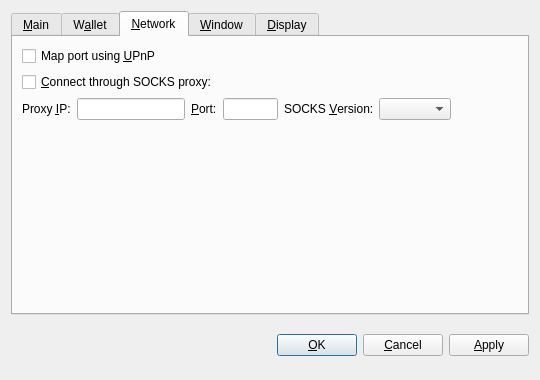
The window that src/qt/forms/optionsdialog.ui (minblock/picscoin) describes before a commit, drawn with Qt 5.
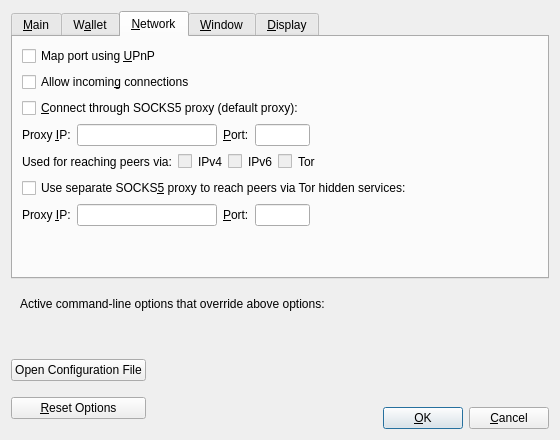
The same window after the commit. The open tabs and pages were chosen to show the change. Custom widgets are drawn as their Qt base class.

Patch:
```diff
--- a/src/qt/forms/optionsdialog.ui
+++ b/src/qt/forms/optionsdialog.ui
@@ -6,8 +6,8 @@
    <rect>
     <x>0</x>
     <y>0</y>
-    <width>540</width>
-    <height>380</height>
+    <width>560</width>
+    <height>440</height>
    </rect>
   </property>
   <property name="windowTitle">
@@ -19,9 +19,6 @@
   <layout class="QVBoxLayout" name="verticalLayout">
    <item>
     <widget class="QTabWidget" name="tabWidget">
-     <property name="tabPosition">
-      <enum>QTabWidget::North</enum>
-     </property>
      <property name="currentIndex">
       <number>0</number>
      </property>
@@ -33,28 +30,41 @@
        <item>
         <widget class="QCheckBox" name="bitcoinAtStartup">
          <property name="toolTip">
-          <string>Automatically start Picscoin after logging in to the system.</string>
+          <string>Automatically start %1 after logging in to the system.</string>
          </property>
          <property name="text">
-          <string>&amp;Start Picscoin on system login</string>
+          <string>&amp;Start %1 on system login</string>
          </property>
         </widget>
        </item>
-       <item>
-        <spacer name="verticalSpacer_Main">
-         <property name="orientation">
-          <enum>Qt::Vertical</enum>
-         </property>
-         <property name="sizeHint" stdset="0">
-          <size>
-           <width>20</width>
-           <height>40</height>
-          </size>
-         </property>
-        </spacer>
-       </item>
        <item>
         <layout class="QHBoxLayout" name="horizontalLayout_2_Main">
+         <item>
+          <widget class="QLabel" name="databaseCacheLabel">
+           <property name="text">
+            <string>Size of &amp;database cache</string>
+           </property>
+           <property name="textFormat">
+            <enum>Qt::PlainText</enum>
+           </property>
+           <property name="buddy">
+            <cstring>databaseCache</cstring>
+           </property>
+          </widget>
+         </item>
+         <item>
+          <widget class="QSpinBox" name="databaseCache"/>
+         </item>
+         <item>
+          <widget class="QLabel" name="databaseCacheUnitLabel">
+           <property name="text">
+            <string>MB</string>
+           </property>
+           <property name="textFormat">
+            <enum>Qt::PlainText</enum>
+           </property>
+          </widget>
+         </item>
          <item>
           <spacer name="horizontalSpacer_2_Main">
            <property name="orientation">
@@ -68,93 +78,96 @@
            </property>
           </spacer>
          </item>
+        </layout>
+       </item>
+       <item>
+        <layout class="QHBoxLayout" name="horizontalLayout_3_Main">
          <item>
-          <widget class="QPushButton" name="resetButton">
-           <property name="toolTip">
-            <string>Reset all client options to default.</string>
-           </property>
+          <widget class="QLabel" name="threadsScriptVerifLabel">
            <property name="text">
-            <string>&amp;Reset Options</string>
+            <string>Number of script &amp;verification threads</string>
            </property>
-           <property name="autoDefault">
-            <bool>false</bool>
+           <property name="textFormat">
+            <enum>Qt::PlainText</enum>
            </property>
+           <property name="buddy">
+            <cstring>threadsScriptVerif</cstring>
+           </property>
           </widget>
          </item>
+         <item>
+          <widget class="QSpinBox" name="threadsScriptVerif">
+           <property name="toolTip">
+            <string>(0 = auto, &lt;0 = leave that many cores free)</string>
+           </property>
+          </widget>
+         </item>
+         <item>
+          <spacer name="horizontalSpacer_3_Main">
+           <property name="orientation">
+            <enum>Qt::Horizontal</enum>
+           </property>
+           <property name="sizeHint" stdset="0">
+            <size>
+             <width>40</width>
+             <height>20</height>
+            </size>
+           </property>
+          </spacer>
+         </item>
         </layout>
        </item>
+       <item>
+        <spacer name="verticalSpacer_Main">
+         <property name="orientation">
+          <enum>Qt::Vertical</enum>
+         </property>
+         <property name="sizeHint" stdset="0">
+          <size>
+           <width>20</width>
+           <height>40</height>
+          </size>
+         </property>
+        </spacer>
+       </item>
       </layout>
      </widget>
      <widget class="QWidget" name="tabWallet">
       <attribute name="title">
        <string>W&amp;allet</string>
       </attribute>
-      <layout class="QVBoxLayout" name="verticalLayout_Network">
+      <layout class="QVBoxLayout" name="verticalLayout_Wallet">
        <item>
-        <widget class="QLabel" name="transactionFeeInfoLabel">
-         <property name="text">
-          <string>Optional transaction fee per kB that helps make sure your transactions are processed quickly. Most transactions are 1 kB.</string>
+        <widget class="QGroupBox" name="groupBox">
+         <property name="title">
+          <string>Expert</string>
          </property>
-         <property name="textFormat">
-          <enum>Qt::PlainText</enum>
-         </property>
-         <property name="wordWrap">
-          <bool>true</bool>
-         </property>
+         <layout class="QVBoxLayout" name="verticalLayout_2">
+          <item>
+           <widget class="QCheckBox" name="coinControlFeatures">
+            <property name="toolTip">
+             <string>Whether to show coin control features or not.</string>
+            </property>
+            <property name="text">
+             <string>Enable coin &amp;control features</string>
+            </property>
+           </widget>
+          </item>
+          <item>
+           <widget class="QCheckBox" name="spendZeroConfChange">
+            <property name="toolTip">
+             <string>If you disable the spending of unconfirmed change, the change from a transaction cannot be used until that transaction has at least one confirmation. This also affects how your balance is computed.</string>
+            </property>
+            <property name="text">
+             <string>&amp;Spend unconfirmed change</string>
+            </property>
+           </widget>
+          </item>
+         </layout>
         </widget>
        </item>
        <item>
-        <layout class="QHBoxLayout" name="horizontalLayout_1_Main">
-         <item>
-          <widget class="QLabel" name="transactionFeeLabel">
-           <property name="text">
-            <string>Pay transaction &amp;fee</string>
-           </property>
-           <property name="textFormat">
-            <enum>Qt::PlainText</enum>
-           </property>
-           <property name="buddy">
-            <cstring>transactionFee</cstring>
-           </property>
-          </widget>
-         </item>
-         <item>
-          <widget class="BitcoinAmountField" name="transactionFee"/>
-         </item>
-         <item>
-          <spacer name="horizontalSpacer_1_Main">
-           <property name="orientation">
-            <enum>Qt::Horizontal</enum>
-           </property>
-           <property name="sizeHint" stdset="0">
-            <size>
-             <width>40</width>
-             <height>20</height>
-            </size>
-           </property>
-          </spacer>
-         </item>
-        </layout>
-       </item>
-       <item>
-        <widget class="QLabel" name="label">
-         <property name="text">
-          <string>If you disable the spending of unconfirmed change, the change from a transaction cannot be used until that transaction has at least one confirmation. This also affects how your balance is computed.</string>
-         </property>
-         <property name="wordWrap">
-          <bool>true</bool>
-         </property>
-        </widget>
-       </item>
-       <item>
-        <widget class="QCheckBox" name="spendZeroConfChange">
-         <property name="text">
-          <string>Spend unconfirmed change  (experts only)</string>
-         </property>
-        </widget>
-       </item>
-       <item>
-        <spacer name="verticalSpacer">
+        <spacer name="verticalSpacer_Wallet">
          <property name="orientation">
           <enum>Qt::Vertical</enum>
          </property>
@@ -183,18 +196,28 @@
          </property>
         </widget>
        </item>
+       <item>
+        <widget class="QCheckBox" name="allowIncoming">
+         <property name="toolTip">
+          <string>Accept connections from outside.</string>
+         </property>
+         <property name="text">
+          <string>Allow incomin&amp;g connections</string>
+         </property>
+        </widget>
+       </item>
        <item>
         <widget class="QCheckBox" name="connectSocks">
          <property name="toolTip">
-          <string>Connect to the Picscoin network through a SOCKS proxy (e.g. when connecting through Tor).</string>
+          <string>Connect to the Picscoin network through a SOCKS5 proxy.</string>
          </property>
          <property name="text">
-          <string>&amp;Connect through SOCKS proxy:</string>
+          <string>&amp;Connect through SOCKS5 proxy (default proxy):</string>
          </property>
         </widget>
        </item>
        <item>
-        <layout class="QHBoxLayout" name="horizontalLayout_Network">
+        <layout class="QHBoxLayout" name="horizontalLayout_1_Network">
          <item>
           <widget class="QLabel" name="proxyIpLabel">
            <property name="text">
@@ -210,6 +233,12 @@
          </item>
          <item>
           <widget class="QValidatedLineEdit" name="proxyIp">
+           <property name="minimumSize">
+            <size>
+             <width>140</width>
+             <height>0</height>
+            </size>
+           </property>
            <property name="maximumSize">
             <size>
              <width>140</width>
@@ -217,7 +246,7 @@
             </size>
            </property>
            <property name="toolTip">
-            <string>IP address of the proxy (e.g. 127.0.0.1)</string>
+            <string>IP address of the proxy (e.g. IPv4: 127.0.0.1 / IPv6: ::1)</string>
            </property>
           </widget>
          </item>
@@ -236,6 +265,12 @@
          </item>
          <item>
           <widget class="QLineEdit" name="proxyPort">
+           <property name="minimumSize">
+            <size>
+             <width>55</width>
+             <height>0</height>
+            </size>
+           </property>
            <property name="maximumSize">
             <size>
              <width>55</width>
@@ -248,27 +283,194 @@
           </widget>
          </item>
          <item>
-          <widget class="QLabel" name="socksVersionLabel">
+          <spacer name="horizontalSpacer_1_Network">
+           <property name="orientation">
+            <enum>Qt::Horizontal</enum>
+           </property>
+           <property name="sizeHint" stdset="0">
+            <size>
+             <width>40</width>
+             <height>20</height>
+            </size>
+           </property>
+          </spacer>
+         </item>
+        </layout>
+       </item>
+       <item>
+        <layout class="QHBoxLayout" name="horizontalLayout_2_Network">
+         <item>
+          <widget class="QLabel" name="proxyActiveNets">
            <property name="text">
-            <string>SOCKS &amp;Version:</string>
+            <string>Used for reaching peers via:</string>
            </property>
            <property name="textFormat">
             <enum>Qt::PlainText</enum>
            </property>
+          </widget>
+         </item>
+         <item>
+          <widget class="QCheckBox" name="proxyReachIPv4">
+           <property name="enabled">
+            <bool>false</bool>
+           </property>
+           <property name="toolTip">
+            <string>Shows if the supplied default SOCKS5 proxy is used to reach peers via this network type.</string>
+           </property>
+           <property name="text">
+            <string/>
+           </property>
+          </widget>
+         </item>
+         <item>
+          <widget class="QLabel" name="proxyReachIPv4Label">
+           <property name="text">
+            <string>IPv4</string>
+           </property>
+           <property name="textFormat">
+            <enum>Qt::PlainText</enum>
+           </property>
+          </widget>
+         </item>
+         <item>
+          <widget class="QCheckBox" name="proxyReachIPv6">
+           <property name="enabled">
+            <bool>false</bool>
+           </property>
+           <property name="toolTip">
+            <string>Shows if the supplied default SOCKS5 proxy is used to reach peers via this network type.</string>
+           </property>
+           <property name="text">
+            <string/>
+           </property>
+          </widget>
+         </item>
+         <item>
+          <widget class="QLabel" name="proxyReachIPv6Label">
+           <property name="text">
+            <string>IPv6</string>
+           </property>
+           <property name="textFormat">
+            <enum>Qt::PlainText</enum>
+           </property>
+          </widget>
+         </item>
+         <item>
+          <widget class="QCheckBox" name="proxyReachTor">
+           <property name="enabled">
+            <bool>false</bool>
+           </property>
+           <property name="toolTip">
+            <string>Shows if the supplied default SOCKS5 proxy is used to reach peers via this network type.</string>
+           </property>
+           <property name="text">
+            <string/>
+           </property>
+          </widget>
+         </item>
+         <item>
+          <widget class="QLabel" name="proxyReachTorLabel">
+           <property name="text">
+            <string>Tor</string>
+           </property>
+           <property name="textFormat">
+            <enum>Qt::PlainText</enum>
+           </property>
+          </widget>
+         </item>
+         <item>
+          <spacer name="horizontalSpacer_2_Network">
+           <property name="orientation">
+            <enum>Qt::Horizontal</enum>
+           </property>
+           <property name="sizeHint" stdset="0">
+            <size>
+             <width>40</width>
+             <height>20</height>
+            </size>
+           </property>
+          </spacer>
+         </item>
+        </layout>
+       </item>
+       <item>
+        <widget class="QCheckBox" name="connectSocksTor">
+         <property name="toolTip">
+          <string>Connect to the Picscoin network through a separate SOCKS5 proxy for Tor hidden services.</string>
+         </property>
+         <property name="text">
+          <string>Use separate SOCKS&amp;5 proxy to reach peers via Tor hidden services:</string>
+         </property>
+        </widget>
+       </item>
+       <item>
+        <layout class="QHBoxLayout" name="horizontalLayout_3_Network">
+         <item>
+          <widget class="QLabel" name="proxyIpTorLabel">
+           <property name="text">
+            <string>Proxy &amp;IP:</string>
+           </property>
+           <property name="textFormat">
+            <enum>Qt::PlainText</enum>
+           </property>
            <property name="buddy">
-            <cstring>socksVersion</cstring>
+            <cstring>proxyIpTor</cstring>
            </property>
           </widget>
          </item>
          <item>
-          <widget class="QValueComboBox" name="socksVersion">
+          <widget class="QValidatedLineEdit" name="proxyIpTor">
+           <property name="minimumSize">
+            <size>
+             <width>140</width>
+             <height>0</height>
+            </size>
+           </property>
+           <property name="maximumSize">
+            <size>
+             <width>140</width>
+             <height>16777215</height>
+            </size>
+           </property>
            <property name="toolTip">
-            <string>SOCKS version of the proxy (e.g. 5)</string>
+            <string>IP address of the proxy (e.g. IPv4: 127.0.0.1 / IPv6: ::1)</string>
            </property>
           </widget>
          </item>
          <item>
-          <spacer name="horizontalSpacer_Network">
+          <widget class="QLabel" name="proxyPortTorLabel">
+           <property name="text">
+            <string>&amp;Port:</string>
+           </property>
+           <property name="textFormat">
+            <enum>Qt::PlainText</enum>
+           </property>
+           <property name="buddy">
+            <cstring>proxyPortTor</cstring>
+           </property>
+          </widget>
+         </item>
+         <item>
+          <widget class="QLineEdit" name="proxyPortTor">
+           <property name="minimumSize">
+            <size>
+             <width>55</width>
+             <height>0</height>
+            </size>
+           </property>
+           <property name="maximumSize">
+            <size>
+             <width>55</width>
+             <height>16777215</height>
+            </size>
+           </property>
+           <property name="toolTip">
+            <string>Port of the proxy (e.g. 9050)</string>
+           </property>
+          </widget>
+         </item>
+         <item>
+          <spacer name="horizontalSpacer_4_Network">
            <property name="orientation">
             <enum>Qt::Horizontal</enum>
            </property>
@@ -302,6 +504,16 @@
        <string>&amp;Window</string>
       </attribute>
       <layout class="QVBoxLayout" name="verticalLayout_Window">
+       <item>
+        <widget class="QCheckBox" name="hideTrayIcon">
+         <property name="toolTip">
+          <string>Hide the icon from the system tray.</string>
+         </property>
+         <property name="text">
+          <string>&amp;Hide tray icon</string>
+         </property>
+        </widget>
+       </item>
        <item>
         <widget class="QCheckBox" name="minimizeToTray">
          <property name="toolTip">
@@ -315,7 +527,7 @@
        <item>
         <widget class="QCheckBox" name="minimizeOnClose">
          <property name="toolTip">
-          <string>Minimize instead of exit the application when the window is closed. When this option is enabled, the application will be closed only after selecting Quit in the menu.</string>
+          <string>Minimize instead of exit the application when the window is closed. When this option is enabled, the application will be closed only after selecting Exit in the menu.</string>
          </property>
          <property name="text">
           <string>M&amp;inimize on close</string>
@@ -360,7 +572,7 @@
          <item>
           <widget class="QValueComboBox" name="lang">
            <property name="toolTip">
-            <string>The user interface language can be set here. This setting will take effect after restarting Picscoin.</string>
+            <string>The user interface language can be set here. This setting will take effect after restarting %1.</string>
            </property>
           </widget>
          </item>
@@ -391,24 +603,28 @@
         </layout>
        </item>
        <item>
-        <widget class="QCheckBox" name="displayAddresses">
-         <property name="toolTip">
-          <string>Whether to show Picscoin addresses in the transaction list or not.</string>
-         </property>
-         <property name="text">
-          <string>&amp;Display addresses in transaction list</string>
-         </property>
-        </widget>
-       </item>
-       <item>
-        <widget class="QCheckBox" name="coinControlFeatures">
-         <property name="toolTip">
-          <string>Whether to show coin control features or not.</string>
-         </property>
-         <property name="text">
-          <string>Display coin &amp;control features (experts only!)</string>
-         </property>
-        </widget>
+        <layout class="QHBoxLayout" name="horizontalLayout_3_Display">
+         <item>
+          <widget class="QLabel" name="thirdPartyTxUrlsLabel">
+           <property name="toolTip">
+            <string>Third party URLs (e.g. a block explorer) that appear in the transactions tab as context menu items. %s in the URL is replaced by transaction hash. Multiple URLs are separated by vertical bar |.</string>
+           </property>
+           <property name="text">
+            <string>&amp;Third party transaction URLs</string>
+           </property>
+           <property name="buddy">
+            <cstring>thirdPartyTxUrls</cstring>
+           </property>
+          </widget>
+         </item>
+         <item>
+          <widget class="QLineEdit" name="thirdPartyTxUrls">
+           <property name="toolTip">
+            <string>Third party URLs (e.g. a block explorer) that appear in the transactions tab as context menu items. %s in the URL is replaced by transaction hash. Multiple URLs are separated by vertical bar |.</string>
+           </property>
+          </widget>
+         </item>
+        </layout>
        </item>
        <item>
         <spacer name="verticalSpacer_Display">
@@ -427,8 +643,84 @@
      </widget>
     </widget>
    </item>
+   <item>
+    <widget class="QFrame" name="frame">
+     <layout class="QVBoxLayout" name="verticalLayout_Bottom">
+      <item>
+       <layout class="QHBoxLayout" name="horizontalLayout_Bottom">
+        <item>
+         <widget class="QLabel" name="overriddenByCommandLineInfoLabel">
+          <property name="text">
+           <string>Active command-line options that override above options:</string>
+          </property>
+          <property name="textFormat">
+           <enum>Qt::PlainText</enum>
+          </property>
+         </widget>
+        </item>
+        <item>
+         <spacer name="horizontalSpacer_Bottom">
+          <property name="orientation">
+           <enum>Qt::Horizontal</enum>
+          </property>
+          <property name="sizeHint" stdset="0">
+           <size>
+            <width>40</width>
+            <height>20</height>
+           </size>
+          </property>
+         </spacer>
+        </item>
+       </layout>
+      </item>
+      <item>
+       <widget class="QLabel" name="overriddenByCommandLineLabel">
+        <property name="text">
+         <string/>
+        </property>
+        <property name="textFormat">
+         <enum>Qt::PlainText</enum>
+        </property>
+        <property name="wordWrap">
+         <bool>true</bool>
+        </property>
+       </widget>
+      </item>
+     </layout>
+    </widget>
+   </item>
    <item>
     <layout class="QHBoxLayout" name="horizontalLayout_Buttons">
+     <item>
+      <layout class="QVBoxLayout" name="verticalLayout_Buttons">
+       <item>
+        <widget class="QPushButton" name="openBitcoinConfButton">
+         <property name="toolTip">
+          <string>Open the %1 configuration file from the working directory.</string>
+         </property>
+         <property name="text">
+          <string>Open Configuration File</string>
+         </property>
+         <property name="autoDefault">
+          <bool>false</bool>
+         </property>
+        </widget>
+       </item>
+       <item>
+        <widget class="QPushButton" name="resetButton">
+         <property name="toolTip">
+          <string>Reset all client options to default.</string>
+         </property>
+         <property name="text">
+          <string>&amp;Reset Options</string>
+         </property>
+         <property name="autoDefault">
+          <bool>false</bool>
+         </property>
+        </widget>
+       </item>
+      </layout>
+     </item>
      <item>
       <spacer name="horizontalSpacer_1">
        <property name="orientation">
@@ -444,6 +736,12 @@
      </item>
      <item>
       <widget class="QLabel" name="statusLabel">
+       <property name="minimumSize">
+        <size>
+         <width>200</width>
+         <height>0</height>
+        </size>
+       </property>
        <property name="font">
         <font>
          <weight>75</weight>
@@ -475,51 +773,63 @@
       </spacer>
      </item>
      <item>
-      <widget class="QPushButton" name="okButton">
-       <property name="text">
-        <string>&amp;OK</string>
-       </property>
-      </widget>
-     </item>
-     <item>
-      <widget class="QPushButton" name="cancelButton">
-       <property name="text">
-        <string>&amp;Cancel</string>
-       </property>
-       <property name="autoDefault">
-        <bool>false</bool>
-       </property>
-      </widget>
-     </item>
-     <item>
-      <widget class="QPushButton" name="applyButton">
-       <property name="text">
-        <string>&amp;Apply</string>
-       </property>
-       <property name="autoDefault">
-        <bool>false</bool>
-       </property>
-      </widget>
+      <layout class="QVBoxLayout" name="verticalLayout_4">
+       <item>
+        <spacer name="verticalSpacer">
+         <property name="orientation">
+          <enum>Qt::Vertical</enum>
+         </property>
+         <property name="sizeHint" stdset="0">
+          <size>
+           <width>20</width>
+           <height>40</height>
+          </size>
+         </property>
+        </spacer>
+       </item>
+       <item>
+        <layout class="QHBoxLayout" name="horizontalLayout">
+         <item>
+          <widget class="QPushButton" name="okButton">
+           <property name="text">
+            <string>&amp;OK</string>
+           </property>
+           <property name="autoDefault">
+            <bool>false</bool>
+           </property>
+           <property name="default">
+            <bool>true</bool>
+           </property>
+          </widget>
+         </item>
+         <item>
+          <widget class="QPushButton" name="cancelButton">
+           <property name="text">
+            <string>&amp;Cancel</string>
+           </property>
+           <property name="autoDefault">
+            <bool>false</bool>
+           </property>
+          </widget>
+         </item>
+        </layout>
+       </item>
+      </layout>
      </item>
     </layout>
    </item>
   </layout>
  </widget>
  <customwidgets>
-  <customwidget>
-   <class>BitcoinAmountField</class>
-   <extends>QSpinBox</extends>
-   <header>bitcoinamountfield.h</header>
-  </customwidget>
-  <customwidget>
-   <class>QValueComboBox</class>
-   <extends>QComboBox</extends>
-   <header>qvaluecombobox.h</header>
-  </customwidget>
   <customwidget>
    <class>QValidatedLineEdit</class>
    <extends>QLineEdit</extends>
-   <header>qvalidatedlineedit.h</header>
+   <header>qt/qvalidatedlineedit.h</header>
+  </customwidget>
+  <customwidget>
+   <class>QValueComboBox</class>
+   <extends>QComboBox</extends>
+   <header>qt/qvaluecombobox.h</header>
   </customwidget>
  </customwidgets>
  <resources/>
```
